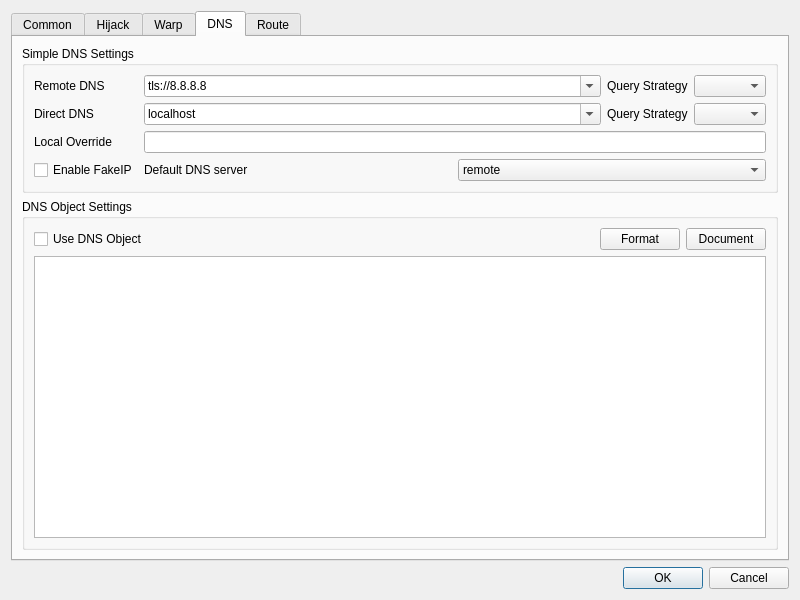
This is include/ui/setting/dialog_manage_routes.ui in shengmo0210/Throne as Qt 5 draws it before an edit. The edited form follows.
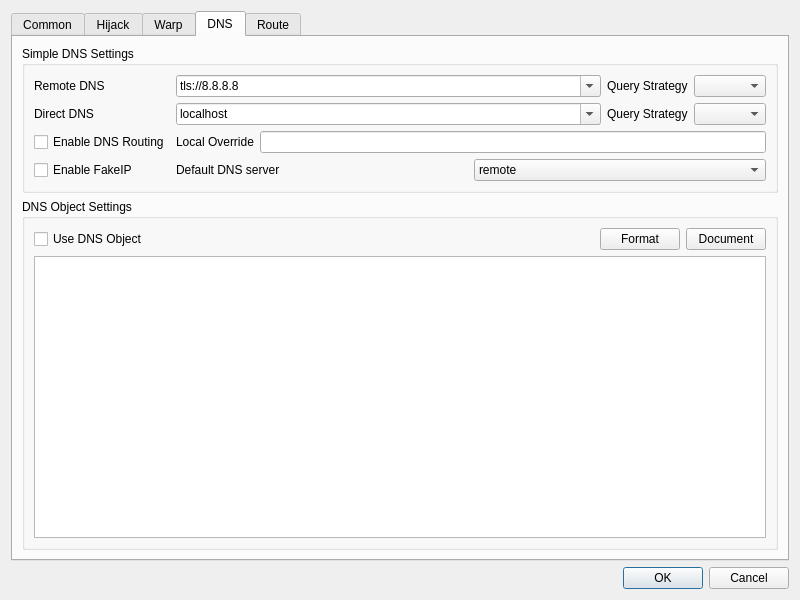
This is the edited form. The open tabs and pages were chosen to show the change.

Commit message: allow disabling dns routing

The edit to the form file:
```diff
--- a/include/ui/setting/dialog_manage_routes.ui
+++ b/include/ui/setting/dialog_manage_routes.ui
@@ -344,104 +344,6 @@
           <string>Simple DNS Settings</string>
          </property>
          <layout class="QGridLayout" name="gridLayout">
-          <item row="1" column="0">
-           <widget class="QLabel" name="label_9">
-            <property name="toolTip">
-             <string>&lt;html&gt;&lt;head/&gt;&lt;body&gt;&lt;p&gt;examples:&lt;br/&gt;tls://8.8.8.8&lt;br/&gt;https://domain/path&lt;/p&gt;&lt;p&gt;tcp://8.8.8.8:1234&lt;/p&gt;&lt;p&gt;dhcp://auto&lt;/p&gt;&lt;p&gt;h3://domain/path&lt;/p&gt;&lt;p&gt;quic://domain:4632&lt;/p&gt;&lt;p&gt;etc&lt;/p&gt;&lt;/body&gt;&lt;/html&gt;</string>
-            </property>
-            <property name="text">
-             <string>Remote DNS</string>
-            </property>
-            <property name="buddy">
-             <cstring>widget</cstring>
-            </property>
-           </widget>
-          </item>
-          <item row="5" column="2">
-           <layout class="QHBoxLayout" name="horizontalLayout_3">
-            <item>
-             <widget class="QLabel" name="dns_final_out_l">
-              <property name="text">
-               <string>Default DNS server</string>
-              </property>
-             </widget>
-            </item>
-            <item>
-             <widget class="QComboBox" name="dns_final_out">
-              <item>
-               <property name="text">
-                <string notr="true">remote</string>
-               </property>
-              </item>
-              <item>
-               <property name="text">
-                <string notr="true">direct</string>
-               </property>
-              </item>
-             </widget>
-            </item>
-           </layout>
-          </item>
-          <item row="3" column="2">
-           <widget class="QLineEdit" name="local_override"/>
-          </item>
-          <item row="1" column="2">
-           <layout class="QHBoxLayout" name="horizontalLayout_7">
-            <item>
-             <widget class="QComboBox" name="remote_dns">
-              <property name="sizePolicy">
-               <sizepolicy hsizetype="Expanding" vsizetype="Fixed">
-                <horstretch>0</horstretch>
-                <verstretch>0</verstretch>
-               </sizepolicy>
-              </property>
-              <property name="editable">
-               <bool>true</bool>
-              </property>
-              <item>
-               <property name="text">
-                <string notr="true">tls://8.8.8.8</string>
-               </property>
-              </item>
-              <item>
-               <property name="text">
-                <string notr="true">tls://1.1.1.1</string>
-               </property>
-              </item>
-              <item>
-               <property name="text">
-                <string notr="true">8.8.8.8</string>
-               </property>
-              </item>
-              <item>
-               <property name="text">
-                <string notr="true">1.1.1.1</string>
-               </property>
-              </item>
-             </widget>
-            </item>
-            <item>
-             <widget class="QLabel" name="label_10">
-              <property name="text">
-               <string>Query Strategy</string>
-              </property>
-             </widget>
-            </item>
-            <item>
-             <widget class="QComboBox" name="remote_dns_strategy"/>
-            </item>
-           </layout>
-          </item>
-          <item row="3" column="0">
-           <widget class="QLabel" name="label_2">
-            <property name="toolTip">
-             <string>&lt;html&gt;&lt;head/&gt;&lt;body&gt;&lt;p&gt;Local DNS can not be used in some configurations, you will have to set an ip here to be used as local dns in such situations&lt;/p&gt;&lt;/body&gt;&lt;/html&gt;</string>
-            </property>
-            <property name="text">
-             <string>Local Override</string>
-            </property>
-           </widget>
-          </item>
           <item row="2" column="0">
            <widget class="QLabel" name="label_8">
             <property name="toolTip">
@@ -454,7 +356,32 @@
             </property>
            </widget>
           </item>
-          <item row="2" column="2">
+          <item row="6" column="3">
+           <layout class="QHBoxLayout" name="horizontalLayout_3">
+            <item>
+             <widget class="QLabel" name="dns_final_out_l">
+              <property name="text">
+               <string>Default DNS server</string>
+              </property>
+             </widget>
+            </item>
+            <item>
+             <widget class="QComboBox" name="dns_final_out">
+              <item>
+               <property name="text">
+                <string notr="true">remote</string>
+               </property>
+              </item>
+              <item>
+               <property name="text">
+                <string notr="true">direct</string>
+               </property>
+              </item>
+             </widget>
+            </item>
+           </layout>
+          </item>
+          <item row="2" column="3">
            <layout class="QHBoxLayout" name="horizontalLayout_8">
             <item>
              <widget class="QComboBox" name="direct_dns">
@@ -506,13 +433,100 @@
             </item>
            </layout>
           </item>
-          <item row="5" column="0">
+          <item row="6" column="0">
            <widget class="QCheckBox" name="enable_fakeip">
             <property name="text">
              <string>Enable FakeIP</string>
             </property>
            </widget>
           </item>
+          <item row="1" column="3">
+           <layout class="QHBoxLayout" name="horizontalLayout_7">
+            <item>
+             <widget class="QComboBox" name="remote_dns">
+              <property name="sizePolicy">
+               <sizepolicy hsizetype="Expanding" vsizetype="Fixed">
+                <horstretch>0</horstretch>
+                <verstretch>0</verstretch>
+               </sizepolicy>
+              </property>
+              <property name="editable">
+               <bool>true</bool>
+              </property>
+              <item>
+               <property name="text">
+                <string notr="true">tls://8.8.8.8</string>
+               </property>
+              </item>
+              <item>
+               <property name="text">
+                <string notr="true">tls://1.1.1.1</string>
+               </property>
+              </item>
+              <item>
+               <property name="text">
+                <string notr="true">8.8.8.8</string>
+               </property>
+              </item>
+              <item>
+               <property name="text">
+                <string notr="true">1.1.1.1</string>
+               </property>
+              </item>
+             </widget>
+            </item>
+            <item>
+             <widget class="QLabel" name="label_10">
+              <property name="text">
+               <string>Query Strategy</string>
+              </property>
+             </widget>
+            </item>
+            <item>
+             <widget class="QComboBox" name="remote_dns_strategy"/>
+            </item>
+           </layout>
+          </item>
+          <item row="1" column="0">
+           <widget class="QLabel" name="label_9">
+            <property name="toolTip">
+             <string>&lt;html&gt;&lt;head/&gt;&lt;body&gt;&lt;p&gt;examples:&lt;br/&gt;tls://8.8.8.8&lt;br/&gt;https://domain/path&lt;/p&gt;&lt;p&gt;tcp://8.8.8.8:1234&lt;/p&gt;&lt;p&gt;dhcp://auto&lt;/p&gt;&lt;p&gt;h3://domain/path&lt;/p&gt;&lt;p&gt;quic://domain:4632&lt;/p&gt;&lt;p&gt;etc&lt;/p&gt;&lt;/body&gt;&lt;/html&gt;</string>
+            </property>
+            <property name="text">
+             <string>Remote DNS</string>
+            </property>
+            <property name="buddy">
+             <cstring>widget</cstring>
+            </property>
+           </widget>
+          </item>
+          <item row="4" column="3">
+           <layout class="QHBoxLayout" name="horizontalLayout_5">
+            <item>
+             <widget class="QLabel" name="label_2">
+              <property name="toolTip">
+               <string>&lt;html&gt;&lt;head/&gt;&lt;body&gt;&lt;p&gt;Local DNS can not be used in some configurations, you will have to set an ip here to be used as local dns in such situations&lt;/p&gt;&lt;/body&gt;&lt;/html&gt;</string>
+              </property>
+              <property name="text">
+               <string>Local Override</string>
+              </property>
+             </widget>
+            </item>
+            <item>
+             <widget class="QLineEdit" name="local_override"/>
+            </item>
+           </layout>
+          </item>
+          <item row="4" column="0">
+           <widget class="QCheckBox" name="enable_dns_routing">
+            <property name="toolTip">
+             <string>&lt;html&gt;&lt;head/&gt;&lt;body&gt;&lt;p&gt;When enabled, domains destined for direct outbound will also be resolved using direct dns&lt;/p&gt;&lt;/body&gt;&lt;/html&gt;</string>
+            </property>
+            <property name="text">
+             <string>Enable DNS Routing</string>
+            </property>
+           </widget>
+          </item>
          </layout>
         </widget>
        </item>
```
The commit also changes 4 other files.
